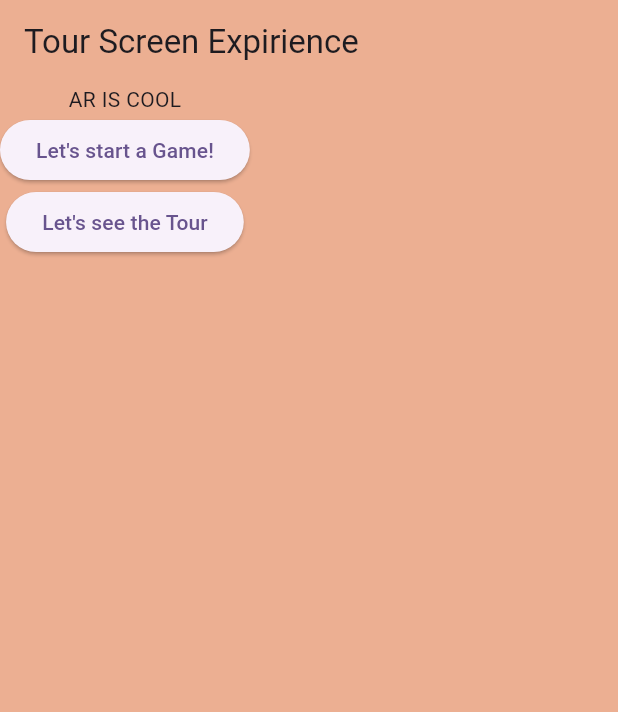
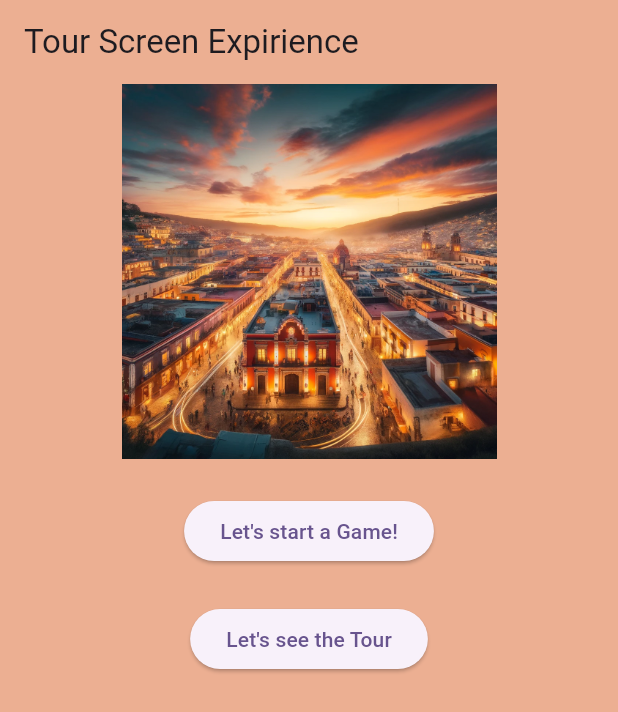
Before and after one commit to lara-vel-dev/nenemi, a Flutter app: the TourScreen screen opened directly, on a phone screen of 412 x 824 dp. Shown: the top 712 px of the screen. Run offline on Flutter 3.47's test engine with Material 3 defaults, Android fonts, the phone set to English and light mode, and no system bars.

Commit message:
Added real del monte image to screen exprience

```diff
--- a/lib/TourScreen/TourScreen.dart
+++ b/lib/TourScreen/TourScreen.dart
@@ -18,8 +18,15 @@ class TourScreen extends StatelessWidget {
         appBar: AppBar(
             backgroundColor: Color.fromARGB(255, 236, 175, 146),
             title: Text("Tour Screen Expirience")),
-      body: Column(children: [
-        Text("AR IS COOL"),
+        body: Center(
+          child: Column(children: [
+            Image.asset(
+              "assets/real-del-monte.png",
+              width: 250,
+              height: 250,
+            ),
+            SizedBox(height: 24), // Add this line for spacing
+
             ElevatedButton(
               onPressed: () =>
                   // _launchURL(
@@ -44,6 +51,8 @@ class TourScreen extends StatelessWidget {
               // },
               child: Text("Let's start a Game!"),
             ),
+            SizedBox(height: 24), // Add this line for spacing
+
             ElevatedButton(
               onPressed: () {
                 Navigator.of(context).push(
@@ -55,6 +64,6 @@ class TourScreen extends StatelessWidget {
           ]
               // QuizScreen
               ),
-    );
+        ));
   }
 }
```
Also changed, not shown: assets/real-del-monte.png (added). Lines whose indentation alone changed are shown as unchanged.
